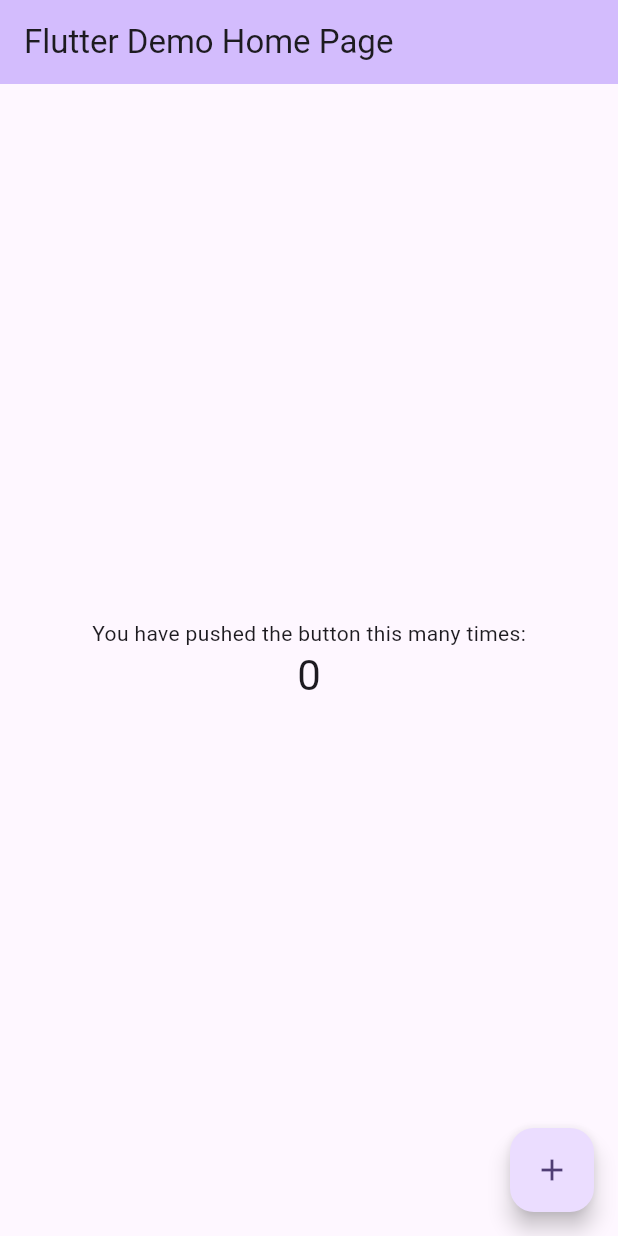
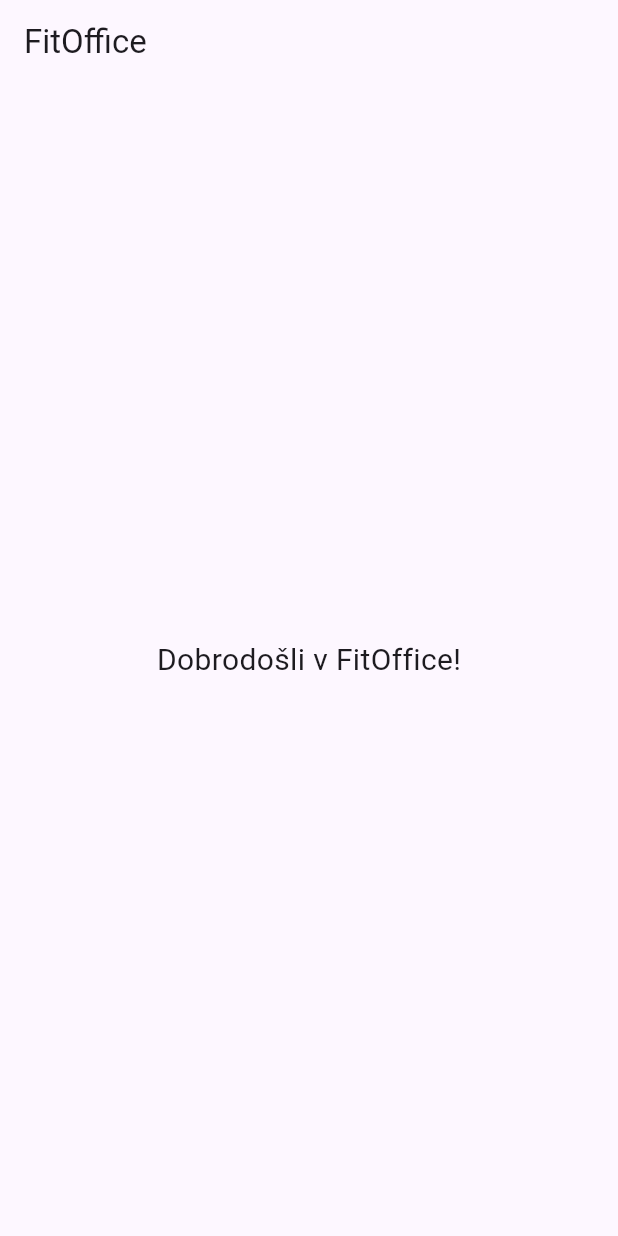
Before and after one commit to ErikHostnik/Zdravo-ivljenje-v-podjetju, a Flutter app: the screen it shows after launch, on a phone screen of 412 x 824 dp. Run offline on Flutter 3.47's test engine with Material 3 defaults, Android fonts, the phone set to English and light mode, and no system bars.

Commit message:
ZDRAV-39 Priprava main.dart zgleda

```diff
--- a/frontend/app/mobile_app/lib/main.dart
+++ b/frontend/app/mobile_app/lib/main.dart
@@ -1,122 +1,45 @@
 import 'package:flutter/material.dart';
 
 void main() {
-  runApp(const MyApp());
+  runApp(const FitOfficeApp());
 }
 
-class MyApp extends StatelessWidget {
-  const MyApp({super.key});
+class FitOfficeApp extends StatelessWidget {
+  const FitOfficeApp({super.key});
 
-  // This widget is the root of your application.
   @override
   Widget build(BuildContext context) {
     return MaterialApp(
-      title: 'Flutter Demo',
+      title: 'FitOffice',
       theme: ThemeData(
-        // This is the theme of your application.
-        //
-        // TRY THIS: Try running your application with "flutter run". You'll see
-        // the application has a purple toolbar. Then, without quitting the app,
-        // try changing the seedColor in the colorScheme below to Colors.green
-        // and then invoke "hot reload" (save your changes or press the "hot
-        // reload" button in a Flutter-supported IDE, or press "r" if you used
-        // the command line to start the app).
-        //
-        // Notice that the counter didn't reset back to zero; the application
-        // state is not lost during the reload. To reset the state, use hot
-        // restart instead.
-        //
-        // This works for code too, not just values: Most code changes can be
-        // tested with just a hot reload.
-        colorScheme: ColorScheme.fromSeed(seedColor: Colors.deepPurple),
+        colorScheme: ColorScheme.fromSeed(
+          seedColor: const Color(0xFF6750A4),
+          brightness: Brightness.light,
+          primary: const Color(0xFF6750A4),
+          secondary: const Color(0xFF03DAC6),
+          inversePrimary: const Color(0xFFBB86FC),
+        ),
       ),
-      home: const MyHomePage(title: 'Flutter Demo Home Page'),
+      home: const HomePage(),
     );
   }
 }
 
-class MyHomePage extends StatefulWidget {
-  const MyHomePage({super.key, required this.title});
-
-  // This widget is the home page of your application. It is stateful, meaning
-  // that it has a State object (defined below) that contains fields that affect
-  // how it looks.
-
-  // This class is the configuration for the state. It holds the values (in this
-  // case the title) provided by the parent (in this case the App widget) and
-  // used by the build method of the State. Fields in a Widget subclass are
-  // always marked "final".
-
-  final String title;
-
-  @override
-  State<MyHomePage> createState() => _MyHomePageState();
-}
-
-class _MyHomePageState extends State<MyHomePage> {
-  int _counter = 0;
-
-  void _incrementCounter() {
-    setState(() {
-      // This call to setState tells the Flutter framework that something has
-      // changed in this State, which causes it to rerun the build method below
-      // so that the display can reflect the updated values. If we changed
-      // _counter without calling setState(), then the build method would not be
-      // called again, and so nothing would appear to happen.
-      _counter++;
-    });
-  }
+class HomePage extends StatelessWidget {
+  const HomePage({super.key});
 
   @override
   Widget build(BuildContext context) {
-    // This method is rerun every time setState is called, for instance as done
-    // by the _incrementCounter method above.
-    //
-    // The Flutter framework has been optimized to make rerunning build methods
-    // fast, so that you can just rebuild anything that needs updating rather
-    // than having to individually change instances of widgets.
     return Scaffold(
       appBar: AppBar(
-        // TRY THIS: Try changing the color here to a specific color (to
-        // Colors.amber, perhaps?) and trigger a hot reload to see the AppBar
-        // change color while the other colors stay the same.
-        backgroundColor: Theme.of(context).colorScheme.inversePrimary,
-        // Here we take the value from the MyHomePage object that was created by
-        // the App.build method, and use it to set our appbar title.
-        title: Text(widget.title),
+        title: const Text('FitOffice'),
       ),
-      body: Center(
-        // Center is a layout widget. It takes a single child and positions it
-        // in the middle of the parent.
-        child: Column(
-          // Column is also a layout widget. It takes a list of children and
-          // arranges them vertically. By default, it sizes itself to fit its
-          // children horizontally, and tries to be as tall as its parent.
-          //
-          // Column has various properties to control how it sizes itself and
-          // how it positions its children. Here we use mainAxisAlignment to
-          // center the children vertically; the main axis here is the vertical
-          // axis because Columns are vertical (the cross axis would be
-          // horizontal).
-          //
-          // TRY THIS: Invoke "debug painting" (choose the "Toggle Debug Paint"
-          // action in the IDE, or press "p" in the console), to see the
-          // wireframe for each widget.
-          mainAxisAlignment: MainAxisAlignment.center,
-          children: <Widget>[
-            const Text('You have pushed the button this many times:'),
-            Text(
-              '$_counter',
-              style: Theme.of(context).textTheme.headlineMedium,
-            ),
-          ],
+      body: const Center(
+        child: Text(
+          'Dobrodošli v FitOffice!',
+          style: TextStyle(fontSize: 20),
         ),
       ),
-      floatingActionButton: FloatingActionButton(
-        onPressed: _incrementCounter,
-        tooltip: 'Increment',
-        child: const Icon(Icons.add),
-      ), // This trailing comma makes auto-formatting nicer for build methods.
     );
   }
 }
```
